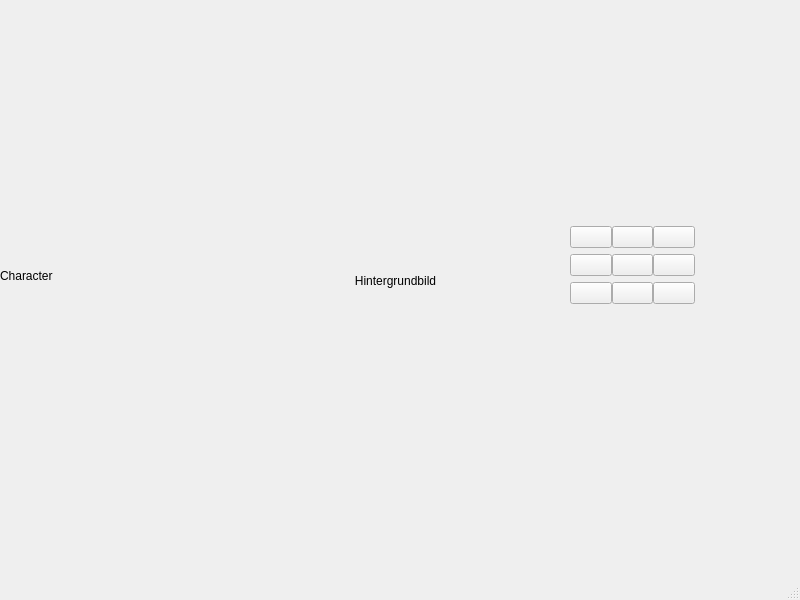
Above: mainwindow.ui from Gibbyace/DungeonCrawler_Game_C- before the change. Below: the same form after it.
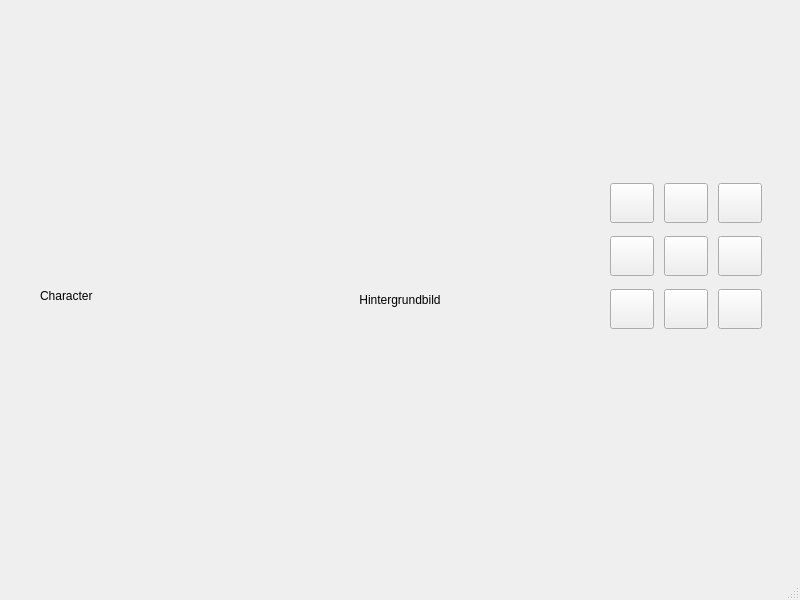
That is the form after the change.

Commit message: Etwas verschönerte UI

What changed in the file:
```diff
--- a/mainwindow.ui
+++ b/mainwindow.ui
@@ -19,8 +19,8 @@
      <rect>
       <x>0</x>
       <y>0</y>
-      <width>791</width>
-      <height>561</height>
+      <width>800</width>
+      <height>600</height>
      </rect>
     </property>
     <property name="text">
@@ -33,14 +33,14 @@
    <widget class="QWidget" name="gridLayoutWidget">
     <property name="geometry">
      <rect>
-      <x>0</x>
-      <y>0</y>
+      <x>40</x>
+      <y>50</y>
       <width>491</width>
-      <height>551</height>
+      <height>491</height>
      </rect>
     </property>
     <layout class="QGridLayout" name="gridLayout">
-     <item row="0" column="0">
+     <item row="1" column="0">
       <widget class="QLabel" name="characterLabel">
        <property name="text">
         <string>Character</string>
@@ -52,15 +52,15 @@
    <widget class="QWidget" name="gridLayoutWidget_2">
     <property name="geometry">
      <rect>
-      <x>570</x>
-      <y>220</y>
-      <width>125</width>
-      <height>91</height>
+      <x>610</x>
+      <y>180</y>
+      <width>152</width>
+      <height>152</height>
      </rect>
     </property>
     <layout class="QGridLayout" name="gridLayout_2">
      <property name="spacing">
-      <number>0</number>
+      <number>10</number>
      </property>
      <item row="0" column="0">
       <widget class="QPushButton" name="topleftbutton">
@@ -70,6 +70,12 @@
          <verstretch>0</verstretch>
         </sizepolicy>
        </property>
+       <property name="minimumSize">
+        <size>
+         <width>40</width>
+         <height>40</height>
+        </size>
+       </property>
        <property name="baseSize">
         <size>
          <width>0</width>
@@ -83,6 +89,12 @@
      </item>
      <item row="0" column="2">
       <widget class="QPushButton" name="toprightbutton">
+       <property name="minimumSize">
+        <size>
+         <width>40</width>
+         <height>40</height>
+        </size>
+       </property>
        <property name="text">
         <string/>
        </property>
@@ -90,6 +102,12 @@
      </item>
      <item row="0" column="1">
       <widget class="QPushButton" name="topbutton">
+       <property name="minimumSize">
+        <size>
+         <width>40</width>
+         <height>40</height>
+        </size>
+       </property>
        <property name="text">
         <string/>
        </property>
@@ -97,6 +115,12 @@
      </item>
      <item row="1" column="0">
       <widget class="QPushButton" name="leftbutton">
+       <property name="minimumSize">
+        <size>
+         <width>40</width>
+         <height>40</height>
+        </size>
+       </property>
        <property name="text">
         <string/>
        </property>
@@ -104,6 +128,12 @@
      </item>
      <item row="1" column="1">
       <widget class="QPushButton" name="centerbutton">
+       <property name="minimumSize">
+        <size>
+         <width>40</width>
+         <height>40</height>
+        </size>
+       </property>
        <property name="text">
         <string/>
        </property>
@@ -111,6 +141,12 @@
      </item>
      <item row="1" column="2">
       <widget class="QPushButton" name="rightbutton">
+       <property name="minimumSize">
+        <size>
+         <width>40</width>
+         <height>40</height>
+        </size>
+       </property>
        <property name="text">
         <string/>
        </property>
@@ -118,6 +154,18 @@
      </item>
      <item row="2" column="1">
       <widget class="QPushButton" name="bottombutton">
+       <property name="sizePolicy">
+        <sizepolicy hsizetype="Minimum" vsizetype="Fixed">
+         <horstretch>0</horstretch>
+         <verstretch>0</verstretch>
+        </sizepolicy>
+       </property>
+       <property name="minimumSize">
+        <size>
+         <width>40</width>
+         <height>40</height>
+        </size>
+       </property>
        <property name="text">
         <string/>
        </property>
@@ -125,6 +173,12 @@
      </item>
      <item row="2" column="2">
       <widget class="QPushButton" name="bottomrightbutton">
+       <property name="minimumSize">
+        <size>
+         <width>40</width>
+         <height>40</height>
+        </size>
+       </property>
        <property name="text">
         <string/>
        </property>
@@ -132,6 +186,12 @@
      </item>
      <item row="2" column="0">
       <widget class="QPushButton" name="bottomleftbutton">
+       <property name="minimumSize">
+        <size>
+         <width>40</width>
+         <height>40</height>
+        </size>
+       </property>
        <property name="text">
         <string/>
        </property>
```
The commit also changes 1 other file.
